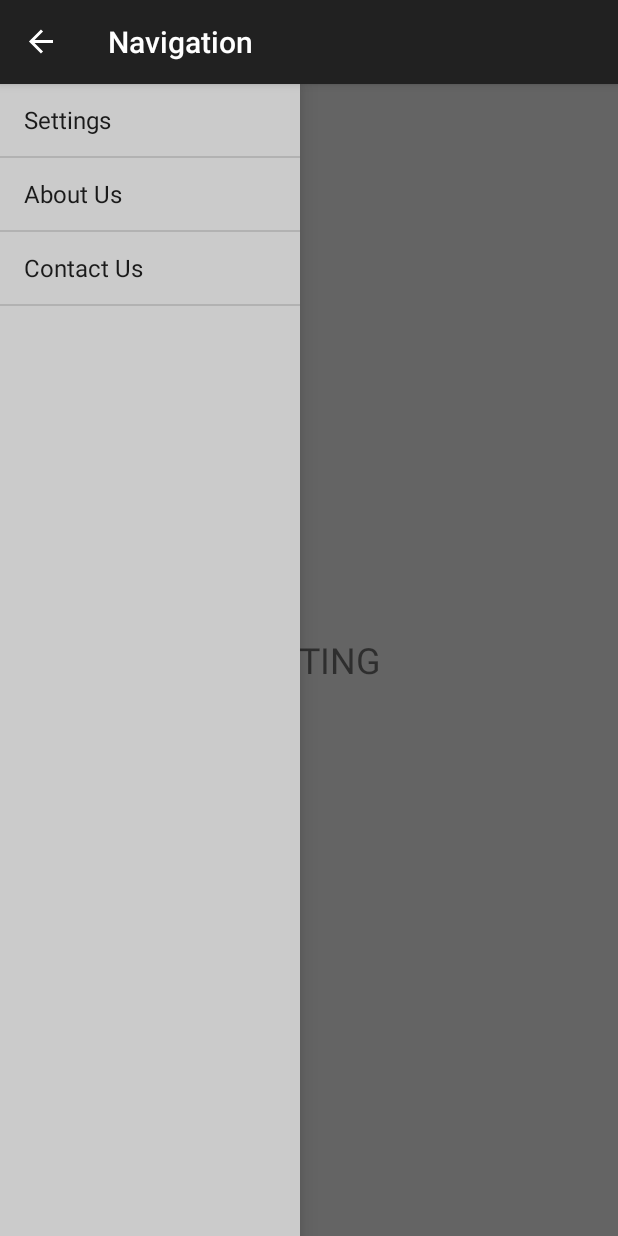
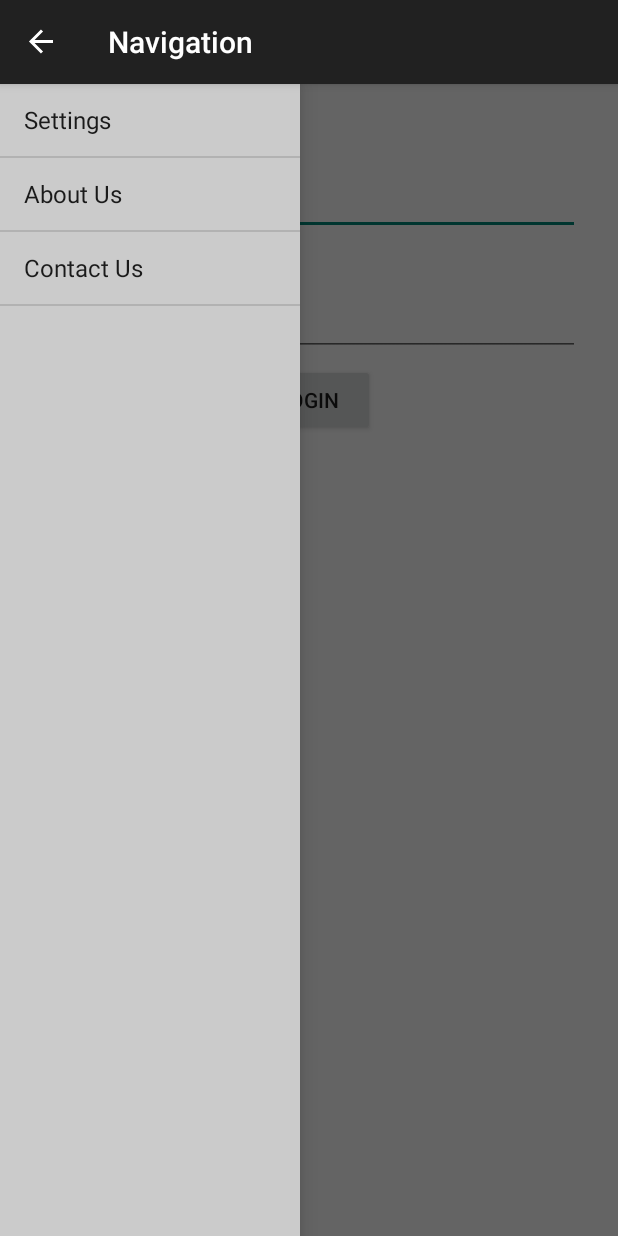
Before and after one commit to mikelimantara/UBSTechChallenge2015, an Android app: the screen it shows after launch (MainActivity), with the side drawer open, on a phone screen of 412 x 824 dp. Run offline under Robolectric (Android 15) with nearby library versions, the phone set to English and light mode, and no system bars.

Commit message:
Implement login fragment

```diff
--- a/app/src/main/java/com/prototype/ubs/techchallenge/MainActivity.java
+++ b/app/src/main/java/com/prototype/ubs/techchallenge/MainActivity.java
@@ -2,6 +2,7 @@ package com.prototype.ubs.techchallenge;
 
 import android.content.res.Configuration;
 import android.os.Bundle;
+import android.support.v4.app.FragmentManager;
 import android.support.v4.widget.DrawerLayout;
 import android.support.v7.app.ActionBar;
 import android.support.v7.app.ActionBarActivity;
@@ -9,7 +10,10 @@ import android.support.v7.app.ActionBarDrawerToggle;
 import android.view.MenuItem;
 import android.view.View;
 import android.widget.ArrayAdapter;
+import android.widget.LinearLayout;
 import android.widget.ListView;
+
+import com.prototype.ubs.techchallenge.fragment.LoginFragment;
 
 /**
  * Created by Michael on 10/6/2015.
@@ -31,6 +35,17 @@ public class MainActivity extends ActionBarActivity {
         actionBar.setDisplayHomeAsUpEnabled(true);
         actionBar.setHomeButtonEnabled(true);
         setupDrawer();
+
+        if (findViewById(R.id.content_container) != null) {
+            if (savedInstanceState != null) {
+                return;
+            }
+
+            LoginFragment loginFragment = new LoginFragment();
+            getSupportFragmentManager()
+                    .beginTransaction().add(R.id.content_container, loginFragment)
+                    .commit();
+        }
     }
 
     @Override
--- /dev/null
+++ b/app/src/main/java/com/prototype/ubs/techchallenge/fragment/LoginFragment.java
@@ -0,0 +1,54 @@
+package com.prototype.ubs.techchallenge.fragment;
+
+import android.os.Bundle;
+import android.support.v4.app.Fragment;
+import android.util.Log;
+import android.view.LayoutInflater;
+import android.view.View;
+import android.view.ViewGroup;
+import android.widget.Button;
+import android.widget.EditText;
+import android.widget.Toast;
+
+import com.prototype.ubs.techchallenge.R;
+
+/**
+ * Created by Michael on 12/6/2015.
+ */
+public class LoginFragment extends Fragment implements View.OnClickListener{
+
+    private View v = null;
+    private EditText edtxUsername = null;
+    private EditText edtxPassword = null;
+    private Button btnLogin = null;
+
+    @Override
+    public View onCreateView(LayoutInflater inflater, ViewGroup container, Bundle savedInstanceState) {
+        v = inflater.inflate(R.layout.login, container, false);
+        initViews();
+        btnLogin.setOnClickListener(this);
+
+        return v;
+    }
+
+    @Override
+    public void onClick(View v) {
+        switch (v.getId()) {
+            case R.id.btn_login:
+                String username = edtxUsername.getText().toString();
+                String password = edtxPassword.getText().toString();
+
+                //TODO: Implement authentication with the backend
+
+
+                break;
+        }
+    }
+
+    private void initViews() {
+        edtxUsername = (EditText) v.findViewById(R.id.username);
+        edtxPassword = (EditText) v.findViewById(R.id.password);
+        btnLogin = (Button) v.findViewById(R.id.btn_login);
+    }
+
+}
--- a/app/src/main/res/layout/login.xml
+++ b/app/src/main/res/layout/login.xml
@@ -1,32 +1,50 @@
 <?xml version="1.0" encoding="utf-8"?>
 <LinearLayout xmlns:android="http://schemas.android.com/apk/res/android"
-    android:orientation="vertical"
     android:layout_width="match_parent"
     android:layout_height="match_parent"
-    android:padding="20dp">
+    android:orientation="vertical">
+
+    <TextView
+        android:layout_width="wrap_content"
+        android:layout_height="@dimen/login_label_layout_height"
+        android:gravity="center"
+        android:textSize="@dimen/login_input_text_fontsize"
+        android:textAllCaps="true"
+        android:textStyle="bold"
+        android:text="@string/username" />
 
     <EditText
         android:id="@+id/username"
         android:inputType="text"
         android:layout_width="match_parent"
-        android:layout_height="40dp"
-        android:padding="10dp"
-        android:layout_margin="10dp"
+        android:layout_height="@dimen/login_input_text_layout_height"
+        android:layout_marginTop="5dp"
+        android:layout_marginBottom="5dp"
+        android:paddingTop="5dp"
+        android:hint="@string/hint_username" />
+
+    <TextView
+        android:layout_width="wrap_content"
+        android:layout_height="@dimen/login_label_layout_height"
         android:gravity="center"
-        android:hint="@string/username" />
+        android:textSize="@dimen/login_input_text_fontsize"
+        android:textAllCaps="true"
+        android:textStyle="bold"
+        android:text="@string/password" />
 
     <EditText
         android:id="@+id/password"
         android:inputType="textPassword"
         android:layout_width="match_parent"
-        android:layout_height="40dp"
-        android:padding="10dp"
-        android:layout_margin="10dp"
-        android:gravity="center"
-        android:hint="@string/password"
-        android:fontFamily="sans-serif"/>
+        android:layout_height="@dimen/login_input_text_layout_height"
+        android:layout_marginTop="5dp"
+        android:layout_marginBottom="5dp"
+        android:paddingTop="5dp"
+        android:hint="@string/hint_password"
+        android:fontFamily="sans-serif" />
 
     <Button
+        android:id="@+id/btn_login"
         android:layout_width="wrap_content"
         android:layout_height="wrap_content"
         android:layout_gravity="center_horizontal"
--- a/app/src/main/res/layout/main.xml
+++ b/app/src/main/res/layout/main.xml
@@ -5,18 +5,12 @@
     android:layout_height="match_parent">
 
     <!-- Main content of the page -->
-    <RelativeLayout
+    <LinearLayout
+        android:id="@+id/content_container"
         android:layout_width="match_parent"
-        android:layout_height="match_parent">
-
-        <TextView
-            android:layout_width="wrap_content"
-            android:layout_height="wrap_content"
-            android:layout_centerInParent="true"
-            android:text="TESTING"
-            android:textSize="24sp"/>
-
-    </RelativeLayout>
+        android:layout_height="match_parent"
+        android:layout_margin="@dimen/content_margin"
+        android:orientation="vertical" />
 
     <!-- Navigation drawer -->
     <ListView
--- a/app/src/main/res/values/dimen.xml
+++ b/app/src/main/res/values/dimen.xml
@@ -4,4 +4,13 @@
     <dimen name="action_bar_layout_height">50dp</dimen>
     <dimen name="action_bar_content_height">35dp</dimen>
     <dimen name="action_bar_title_fontsize">25sp</dimen>
+
+    <!-- Login -->
+    <dimen name="login_label_layout_height">30dp</dimen>
+    <dimen name="login_input_text_layout_height">40dp</dimen>
+    <dimen name="login_input_text_fontsize">15sp</dimen>
+
+    <!-- Main content -->
+    <dimen name="content_margin">25dp</dimen>
+
 </resources>
--- a/app/src/main/res/values/strings.xml
+++ b/app/src/main/res/values/strings.xml
@@ -2,8 +2,10 @@
     <string name="app_name">Elite Bank</string>
 
     <!-- Login page -->
-    <string name="username">Enter your Username</string>
-    <string name="password">Enter your Password</string>
+    <string name="username">Username</string>
+    <string name="password">Password</string>
+    <string name="hint_username">Enter your username</string>
+    <string name="hint_password">Enter your password</string>
 
     <!-- Navigation drawer -->
     <string name="drawer_open">Open navigation drawer</string>
```
Also changed, not shown: app/src/main/res/layout/action_bar.xml (added, +28 -0 lines).
